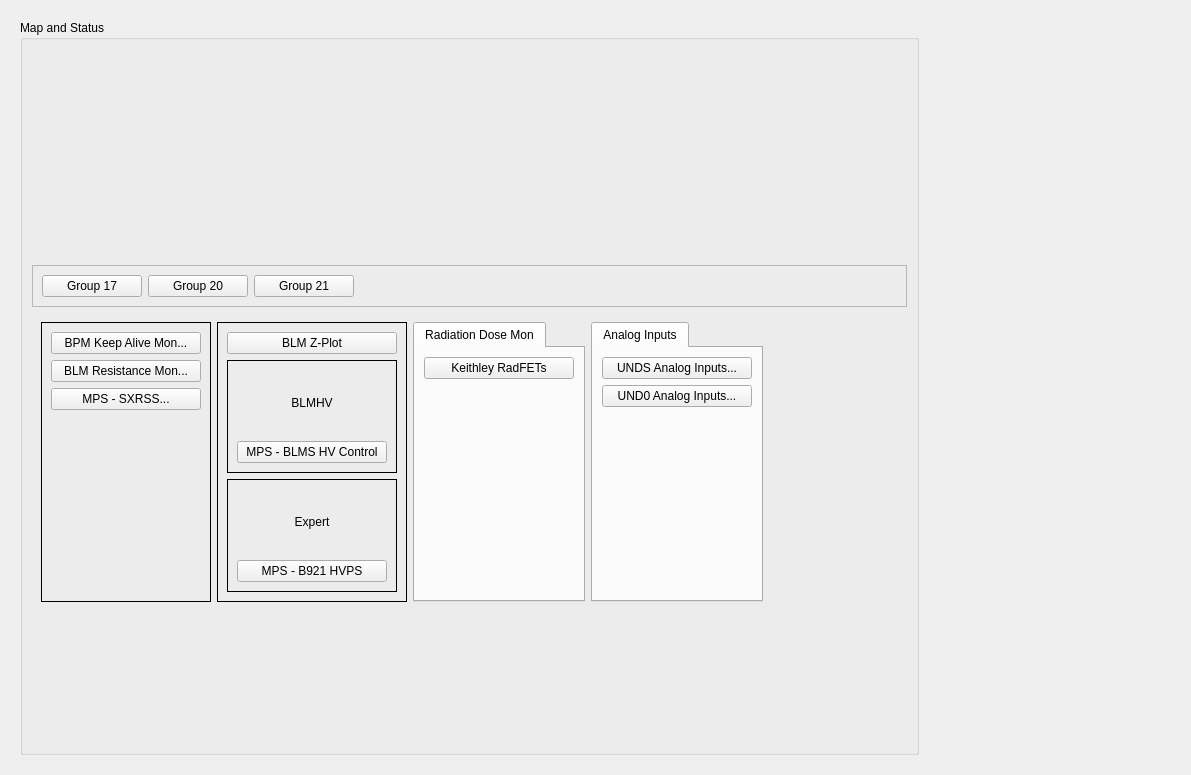
Before: the Qt Designer form unds_main.ui in ad-build-test/pydm-mps, drawn with Qt 5.
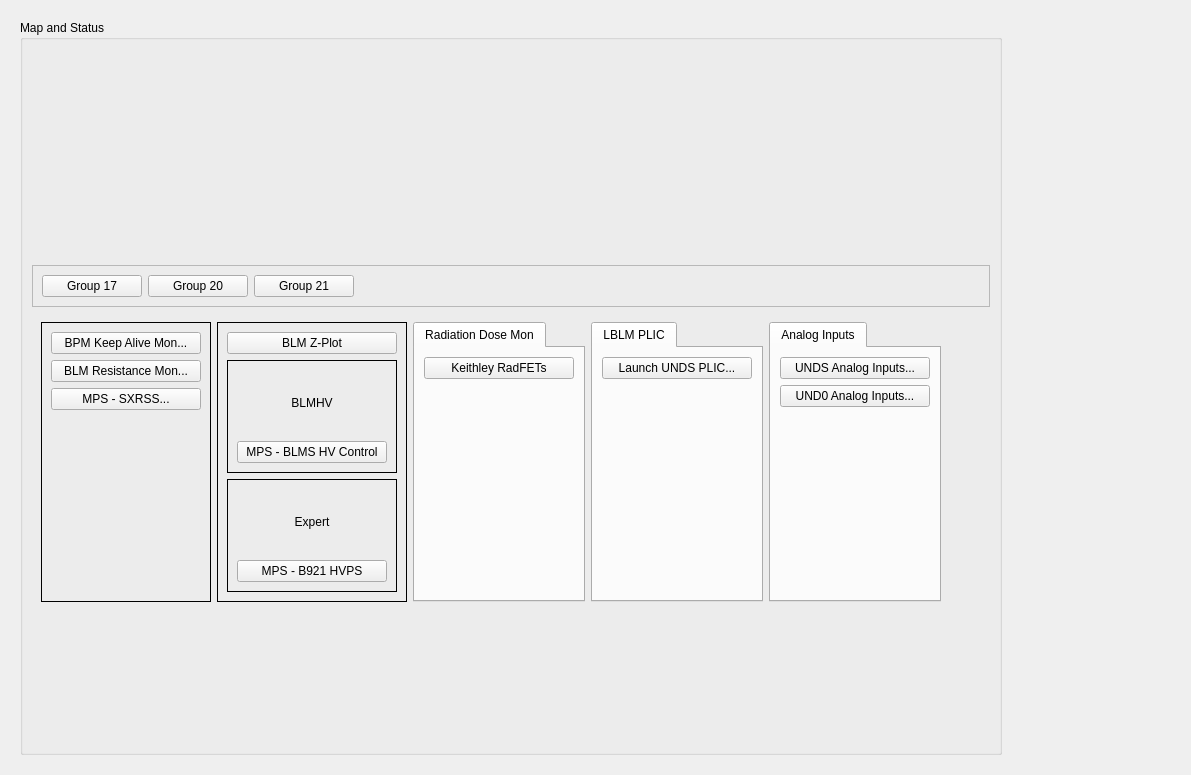
After: the same form once the commit is applied. Custom widgets are drawn as their Qt base class.

Commit message: Changed analog inputs to use new python file. also added button that launches lblm_global at a specified area.

```diff
--- a/unds_main.ui
+++ b/unds_main.ui
@@ -38,6 +38,122 @@
             <enum>QFrame::Raised</enum>
            </property>
            <layout class="QGridLayout" name="gridLayout_9">
+            <item row="0" column="5">
+             <spacer name="horizontalSpacer_3">
+              <property name="orientation">
+               <enum>Qt::Horizontal</enum>
+              </property>
+              <property name="sizeHint" stdset="0">
+               <size>
+                <width>40</width>
+                <height>20</height>
+               </size>
+              </property>
+             </spacer>
+            </item>
+            <item row="0" column="4">
+             <widget class="QTabWidget" name="tabWidget_8">
+              <property name="maximumSize">
+               <size>
+                <width>175</width>
+                <height>16777215</height>
+               </size>
+              </property>
+              <property name="currentIndex">
+               <number>0</number>
+              </property>
+              <widget class="QWidget" name="tab_10">
+               <property name="minimumSize">
+                <size>
+                 <width>0</width>
+                 <height>250</height>
+                </size>
+               </property>
+               <attribute name="title">
+                <string>Analog Inputs</string>
+               </attribute>
+               <layout class="QGridLayout" name="gridLayout_23">
+                <item row="2" column="0">
+                 <spacer name="verticalSpacer_13">
+                  <property name="orientation">
+                   <enum>Qt::Vertical</enum>
+                  </property>
+                  <property name="sizeHint" stdset="0">
+                   <size>
+                    <width>20</width>
+                    <height>40</height>
+                   </size>
+                  </property>
+                 </spacer>
+                </item>
+                <item row="0" column="0">
+                 <widget class="PyDMRelatedDisplayButton" name="PyDMRelatedDisplayButton_12">
+                  <property name="minimumSize">
+                   <size>
+                    <width>150</width>
+                    <height>20</height>
+                   </size>
+                  </property>
+                  <property name="toolTip">
+                   <string/>
+                  </property>
+                  <property name="text">
+                   <string>UNDS Analog Inputs...</string>
+                  </property>
+                  <property name="filenames" stdset="0">
+                   <stringlist>
+                    <string>mps_threshold_area.py</string>
+                   </stringlist>
+                  </property>
+                  <property name="showIcon" stdset="0">
+                   <bool>false</bool>
+                  </property>
+                  <property name="macros" stdset="0">
+                   <stringlist>
+                    <string>{&quot;AREA&quot;:&quot;UNDS&quot;}</string>
+                   </stringlist>
+                  </property>
+                  <property name="openInNewWindow" stdset="0">
+                   <bool>true</bool>
+                  </property>
+                 </widget>
+                </item>
+                <item row="1" column="0">
+                 <widget class="PyDMRelatedDisplayButton" name="PyDMRelatedDisplayButton_13">
+                  <property name="minimumSize">
+                   <size>
+                    <width>150</width>
+                    <height>20</height>
+                   </size>
+                  </property>
+                  <property name="toolTip">
+                   <string/>
+                  </property>
+                  <property name="text">
+                   <string>UND0 Analog Inputs...</string>
+                  </property>
+                  <property name="filenames" stdset="0">
+                   <stringlist>
+                    <string>mps_threshold_area.py</string>
+                   </stringlist>
+                  </property>
+                  <property name="showIcon" stdset="0">
+                   <bool>false</bool>
+                  </property>
+                  <property name="macros" stdset="0">
+                   <stringlist>
+                    <string>{&quot;AREA&quot;:&quot;UND0&quot;}</string>
+                   </stringlist>
+                  </property>
+                  <property name="openInNewWindow" stdset="0">
+                   <bool>true</bool>
+                  </property>
+                 </widget>
+                </item>
+               </layout>
+              </widget>
+             </widget>
+            </item>
             <item row="0" column="2">
              <widget class="QTabWidget" name="tabWidget">
               <property name="maximumSize">
@@ -357,29 +473,49 @@
              </widget>
             </item>
             <item row="0" column="3">
-             <widget class="QTabWidget" name="tabWidget_8">
-              <property name="maximumSize">
-               <size>
-                <width>175</width>
-                <height>16777215</height>
-               </size>
-              </property>
+             <widget class="QTabWidget" name="tabWidget_3">
               <property name="currentIndex">
                <number>0</number>
               </property>
-              <widget class="QWidget" name="tab_10">
-               <property name="minimumSize">
-                <size>
-                 <width>0</width>
-                 <height>250</height>
-                </size>
-               </property>
+              <widget class="QWidget" name="tab_2">
                <attribute name="title">
-                <string>Analog Inputs</string>
+                <string>LBLM PLIC</string>
                </attribute>
-               <layout class="QGridLayout" name="gridLayout_23">
-                <item row="2" column="0">
-                 <spacer name="verticalSpacer_13">
+               <layout class="QGridLayout" name="gridLayout_13">
+                <item row="0" column="0">
+                 <widget class="PyDMRelatedDisplayButton" name="PyDMRelatedDisplayButton_6">
+                  <property name="minimumSize">
+                   <size>
+                    <width>150</width>
+                    <height>20</height>
+                   </size>
+                  </property>
+                  <property name="toolTip">
+                   <string/>
+                  </property>
+                  <property name="text">
+                   <string>Launch UNDS PLIC...</string>
+                  </property>
+                  <property name="filenames" stdset="0">
+                   <stringlist>
+                    <string>$PYDM/misc/lblm_global.py</string>
+                   </stringlist>
+                  </property>
+                  <property name="showIcon" stdset="0">
+                   <bool>false</bool>
+                  </property>
+                  <property name="macros" stdset="0">
+                   <stringlist>
+                    <string>{&quot;DEVICE&quot;:&quot;LBLM:UNDS:4050:A&quot;}</string>
+                   </stringlist>
+                  </property>
+                  <property name="openInNewWindow" stdset="0">
+                   <bool>true</bool>
+                  </property>
+                 </widget>
+                </item>
+                <item row="1" column="0">
+                 <spacer name="verticalSpacer_5">
                   <property name="orientation">
                    <enum>Qt::Vertical</enum>
                   </property>
@@ -391,70 +527,6 @@
                   </property>
                  </spacer>
                 </item>
-                <item row="0" column="0">
-                 <widget class="PyDMRelatedDisplayButton" name="PyDMRelatedDisplayButton_12">
-                  <property name="minimumSize">
-                   <size>
-                    <width>150</width>
-                    <height>20</height>
-                   </size>
-                  </property>
-                  <property name="toolTip">
-                   <string/>
-                  </property>
-                  <property name="text">
-                   <string>UNDS Analog Inputs...</string>
-                  </property>
-                  <property name="filenames" stdset="0">
-                   <stringlist>
-                    <string>mps_threshold_area.ui</string>
-                   </stringlist>
-                  </property>
-                  <property name="showIcon" stdset="0">
-                   <bool>false</bool>
-                  </property>
-                  <property name="macros" stdset="0">
-                   <stringlist>
-                    <string>{&quot;AREA&quot;:&quot;UNDS&quot;}</string>
-                   </stringlist>
-                  </property>
-                  <property name="openInNewWindow" stdset="0">
-                   <bool>true</bool>
-                  </property>
-                 </widget>
-                </item>
-                <item row="1" column="0">
-                 <widget class="PyDMRelatedDisplayButton" name="PyDMRelatedDisplayButton_13">
-                  <property name="minimumSize">
-                   <size>
-                    <width>150</width>
-                    <height>20</height>
-                   </size>
-                  </property>
-                  <property name="toolTip">
-                   <string/>
-                  </property>
-                  <property name="text">
-                   <string>UND0 Analog Inputs...</string>
-                  </property>
-                  <property name="filenames" stdset="0">
-                   <stringlist>
-                    <string>mps_threshold_area.ui</string>
-                   </stringlist>
-                  </property>
-                  <property name="showIcon" stdset="0">
-                   <bool>false</bool>
-                  </property>
-                  <property name="macros" stdset="0">
-                   <stringlist>
-                    <string>{&quot;AREA&quot;:&quot;UND0&quot;}</string>
-                   </stringlist>
-                  </property>
-                  <property name="openInNewWindow" stdset="0">
-                   <bool>true</bool>
-                  </property>
-                 </widget>
-                </item>
                </layout>
               </widget>
              </widget>
```
Left out of the diff: 13 changed lines with no effect on the pictures. The commit also changes 15 other files.
